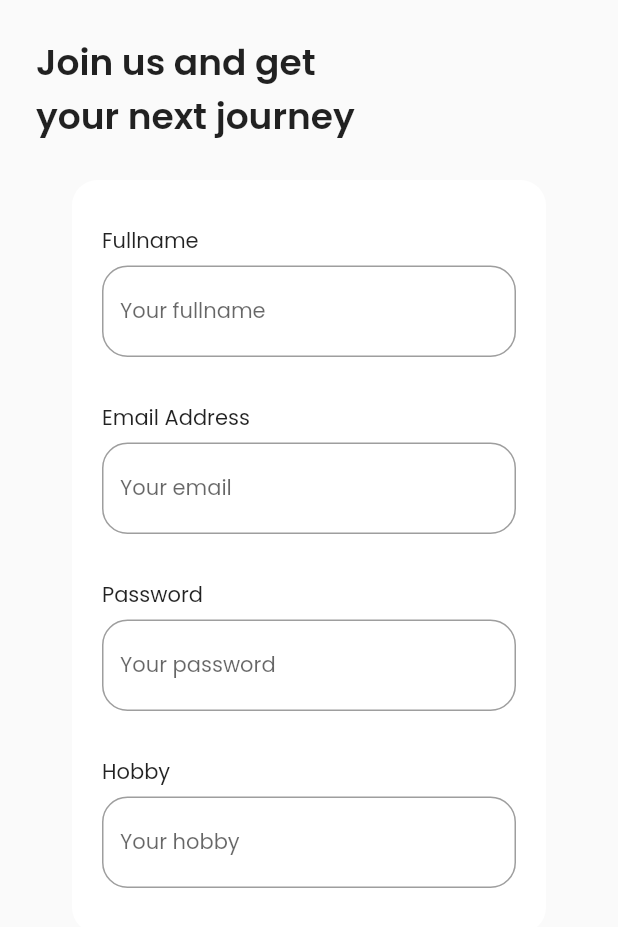
After one commit to irnurzaman/airplane, a Flutter app: the SignUp screen opened by its route, on a phone screen of 412 x 824 dp. The commit adds this screen. Shown: the top 927 px of the screen. Run offline on Flutter 3.47's test engine with Material 2 defaults, Android fonts, the phone set to English and light mode, and no system bars; our stand-ins replace google_fonts.

Commit message:
feat: Add sign up page

```diff
--- a/lib/shared/theme.dart
+++ b/lib/shared/theme.dart
@@ -14,6 +14,7 @@ Color lightGrey = const Color(0xffDBD7EC);
 Color grey = const Color(0xff9698A9);
 Color orange = const Color(0xffFFA235);
 Color white = Colors.white;
+Color brokenWhite = const Color(0xffFAFAFA);
 
 // Font theme
 FontWeight light = FontWeight.w300;
--- /dev/null
+++ b/lib/ui/pages/sign_up.dart
@@ -0,0 +1,59 @@
+import 'package:bwa_airplane/shared/theme.dart';
+import 'package:bwa_airplane/ui/widgets/input_fields.dart';
+import 'package:flutter/material.dart';
+
+class SignUp extends StatelessWidget {
+  const SignUp({Key? key}) : super(key: key);
+
+  @override
+  Widget build(BuildContext context) {
+    return SafeArea(
+      child: Scaffold(
+        backgroundColor: brokenWhite,
+        body: ListView(
+          padding: EdgeInsets.all(defaultMargin),
+          children: [
+            Text(
+              'Join us and get\nyour next journey',
+              style: titleText,
+            ),
+            Container(
+              margin: EdgeInsets.all(defaultMargin),
+              padding: const EdgeInsets.only(
+                left: 20,
+                right: 20,
+                bottom: 30,
+              ),
+              decoration: BoxDecoration(
+                borderRadius: BorderRadius.circular(defaultRadius),
+                color: white,
+              ),
+              child: Column(
+                crossAxisAlignment: CrossAxisAlignment.start,
+                children: [
+                  inputFields(
+                    fieldName: 'Fullname',
+                    hintText: 'Your fullname',
+                  ),
+                  inputFields(
+                    fieldName: 'Email Address',
+                    hintText: 'Your email',
+                  ),
+                  inputFields(
+                    fieldName: 'Password',
+                    hintText: 'Your password',
+                    obscure: true,
+                  ),
+                  inputFields(
+                    fieldName: 'Hobby',
+                    hintText: 'Your hobby',
+                  ),
+                ],
+              ),
+            )
+          ],
+        ),
+      ),
+    );
+  }
+}
--- /dev/null
+++ b/lib/ui/widgets/input_fields.dart
@@ -0,0 +1,42 @@
+import 'package:bwa_airplane/shared/theme.dart';
+import 'package:flutter/material.dart';
+
+Widget inputFields({String fieldName = '', String hintText = '', bool obscure = false}) {
+  return Container(
+    margin: const EdgeInsets.only(top: 30),
+    child: Column(
+      crossAxisAlignment: CrossAxisAlignment.start,
+      children: [
+        Text(
+          fieldName,
+          style: readText,
+        ),
+        Container(
+          margin: const EdgeInsets.only(
+            top: 6,
+          ),
+          child: TextFormField(
+            cursorColor: black,
+            obscureText: obscure,
+            decoration: InputDecoration(
+              hintText: hintText,
+              hintStyle: readText,
+              border: OutlineInputBorder(
+                borderRadius: BorderRadius.circular(
+                  defaultRadius,
+                ),
+              ),
+              focusedBorder: OutlineInputBorder(
+                  borderRadius: BorderRadius.circular(
+                    defaultRadius,
+                  ),
+                  borderSide: BorderSide(
+                    color: purple,
+                  )),
+            ),
+          ),
+        )
+      ],
+    ),
+  );
+}
```
